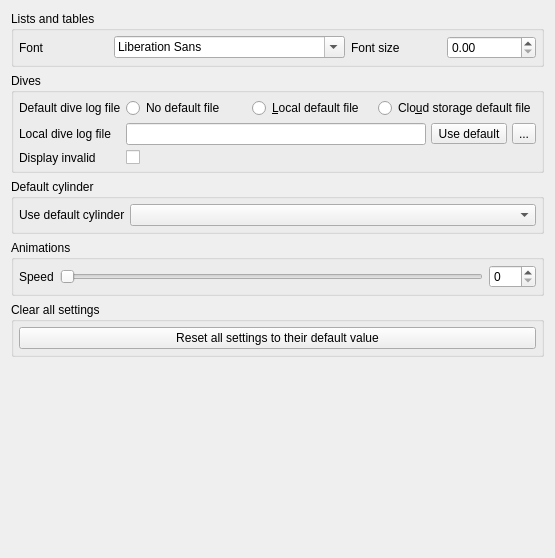
subsurface/subsurface, file desktop-widgets/preferences/preferences_defaults.ui: the form before one commit.
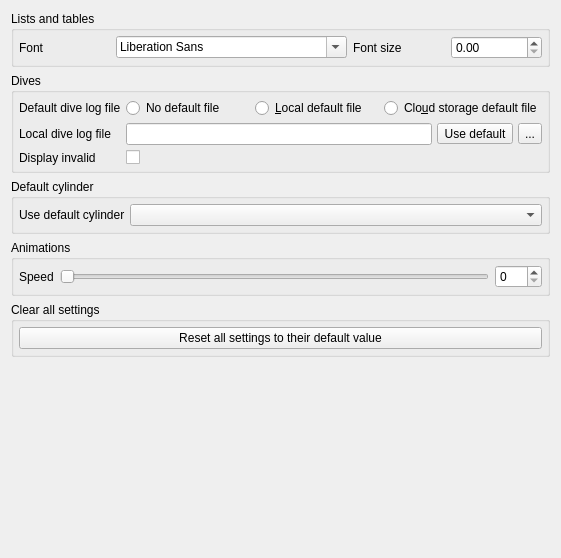
The form after the commit.

```diff
--- a/desktop-widgets/preferences/preferences_defaults.ui
+++ b/desktop-widgets/preferences/preferences_defaults.ui
@@ -6,7 +6,7 @@
    <rect>
     <x>0</x>
     <y>0</y>
-    <width>555</width>
+    <width>561</width>
     <height>558</height>
    </rect>
   </property>
```
Left out of the diff: 35 changed lines with no effect on the pictures.
